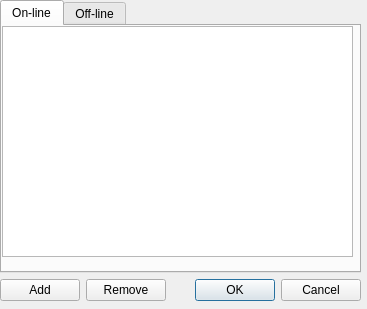
Before: the Qt Designer form ui/friends.ui in gitter-badger/simplechatclient, drawn with Qt 5.
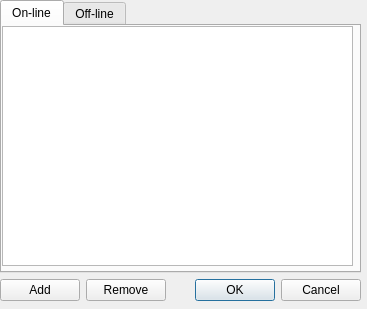
After: the same form once the commit is applied. Icons and pictures are not drawn.

Commit message: fix ignore, friends layout

```diff
--- a/ui/friends.ui
+++ b/ui/friends.ui
@@ -54,7 +54,7 @@
           <x>0</x>
           <y>0</y>
           <width>351</width>
-          <height>231</height>
+          <height>240</height>
          </rect>
         </property>
         <property name="sortingEnabled">
```
Left out of the diff: 2 changed lines with no effect on the pictures. The commit also changes 2 other files.
